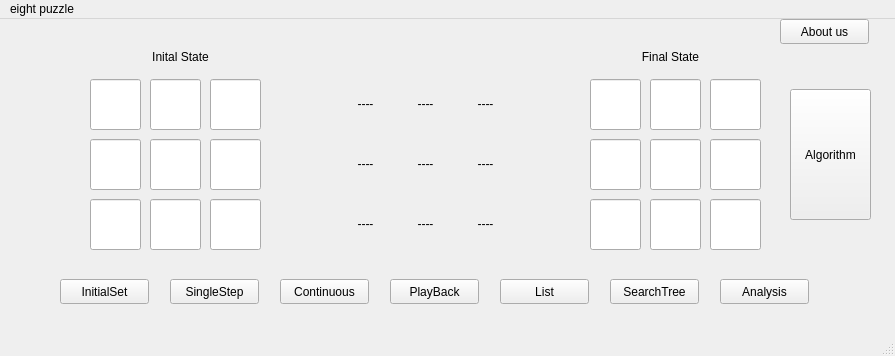
Above: eight_puzzle/mainwindow.ui from LeoDuhz/intro2ai_eight_puzzle before the change. Below: the same form after it.
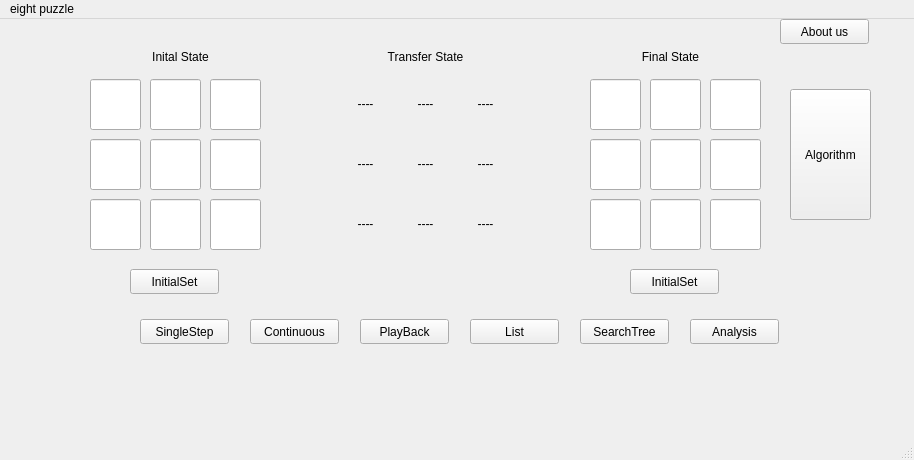
That is the form after the change.

Commit message: add random initial state

Patch:
```diff
--- a/eight_puzzle/mainwindow.ui
+++ b/eight_puzzle/mainwindow.ui
@@ -6,8 +6,8 @@
    <rect>
     <x>0</x>
     <y>0</y>
-    <width>895</width>
-    <height>356</height>
+    <width>914</width>
+    <height>460</height>
    </rect>
   </property>
   <property name="windowTitle">
@@ -461,8 +461,8 @@
    <widget class="QPushButton" name="pushButton">
     <property name="geometry">
      <rect>
-      <x>170</x>
-      <y>260</y>
+      <x>140</x>
+      <y>300</y>
       <width>89</width>
       <height>25</height>
      </rect>
@@ -474,8 +474,8 @@
    <widget class="QPushButton" name="pushButton_2">
     <property name="geometry">
      <rect>
-      <x>280</x>
-      <y>260</y>
+      <x>250</x>
+      <y>300</y>
       <width>89</width>
       <height>25</height>
      </rect>
@@ -487,8 +487,8 @@
    <widget class="QPushButton" name="pushButton_3">
     <property name="geometry">
      <rect>
-      <x>60</x>
-      <y>260</y>
+      <x>130</x>
+      <y>250</y>
       <width>89</width>
       <height>25</height>
      </rect>
@@ -500,8 +500,8 @@
    <widget class="QPushButton" name="pushButton_4">
     <property name="geometry">
      <rect>
-      <x>390</x>
-      <y>260</y>
+      <x>360</x>
+      <y>300</y>
       <width>89</width>
       <height>25</height>
      </rect>
@@ -513,8 +513,8 @@
    <widget class="QPushButton" name="pushButton_5">
     <property name="geometry">
      <rect>
-      <x>610</x>
-      <y>260</y>
+      <x>580</x>
+      <y>300</y>
       <width>89</width>
       <height>25</height>
      </rect>
@@ -526,8 +526,8 @@
    <widget class="QPushButton" name="Analysis">
     <property name="geometry">
      <rect>
-      <x>720</x>
-      <y>260</y>
+      <x>690</x>
+      <y>300</y>
       <width>89</width>
       <height>25</height>
      </rect>
@@ -539,8 +539,8 @@
    <widget class="QPushButton" name="pushButton_7">
     <property name="geometry">
      <rect>
-      <x>500</x>
-      <y>260</y>
+      <x>470</x>
+      <y>300</y>
       <width>89</width>
       <height>25</height>
      </rect>
@@ -562,13 +562,39 @@
      <string>Algorithm</string>
     </property>
    </widget>
+   <widget class="QPushButton" name="initial_set_final">
+    <property name="geometry">
+     <rect>
+      <x>630</x>
+      <y>250</y>
+      <width>89</width>
+      <height>25</height>
+     </rect>
+    </property>
+    <property name="text">
+     <string>InitialSet</string>
+    </property>
+   </widget>
+   <widget class="QLabel" name="label_12">
+    <property name="geometry">
+     <rect>
+      <x>370</x>
+      <y>30</y>
+      <width>111</width>
+      <height>16</height>
+     </rect>
+    </property>
+    <property name="text">
+     <string>&lt;html&gt;&lt;head/&gt;&lt;body&gt;&lt;p align=&quot;center&quot;&gt;Transfer State&lt;/p&gt;&lt;/body&gt;&lt;/html&gt;</string>
+    </property>
+   </widget>
   </widget>
   <widget class="QMenuBar" name="menubar">
    <property name="geometry">
     <rect>
      <x>0</x>
      <y>0</y>
-     <width>895</width>
+     <width>914</width>
      <height>22</height>
     </rect>
    </property>
```
Left out of the diff: 4 changed lines with no effect on the pictures. The commit also changes 8 other files.
